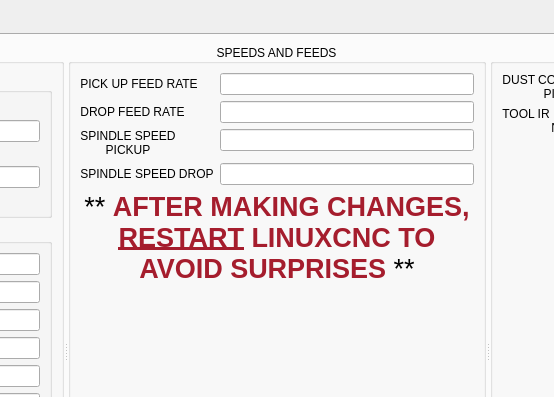
First picture: the form in configs/myprintnc/qtvcp/rapidchange.ui, repository KennethThompson/printnc_qtdragon_hd_config, before the edit; both pictures show x 367 to 921 and y 0 to 397 of the 1248 by 678 pixel window.
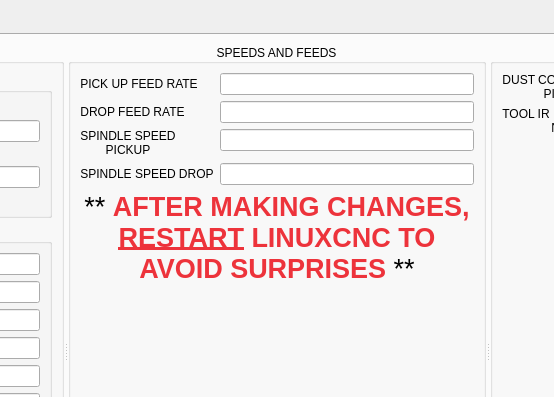
Second picture: the form after the edit. Custom widgets are drawn as their Qt base class.

The edit to the form file:
```diff
--- a/configs/myprintnc/qtvcp/rapidchange.ui
+++ b/configs/myprintnc/qtvcp/rapidchange.ui
@@ -1241,7 +1241,7 @@
             <item row="4" column="0" colspan="2">
              <widget class="QLabel" name="label">
               <property name="text">
-               <string>&lt;html&gt;&lt;head/&gt;&lt;body&gt;&lt;p align=&quot;center&quot;&gt;&lt;span style=&quot; font-size:20pt;&quot;&gt;** &lt;/span&gt;&lt;span style=&quot; font-size:20pt; font-weight:600; color:#a51d2d;&quot;&gt;AFTER MAKING CHANGES, &lt;/span&gt;&lt;span style=&quot; font-size:20pt; font-weight:600; text-decoration: underline; color:#a51d2d;&quot;&gt;RESTART&lt;/span&gt;&lt;span style=&quot; font-size:20pt; font-weight:600; color:#a51d2d;&quot;&gt; LINUXCNC TO AVOID SURPRISES&lt;/span&gt;&lt;span style=&quot; font-size:20pt;&quot;&gt; **&lt;/span&gt;&lt;/p&gt;&lt;/body&gt;&lt;/html&gt;</string>
+               <string>&lt;html&gt;&lt;head/&gt;&lt;body&gt;&lt;p align=&quot;center&quot;&gt;&lt;span style=&quot; font-size:20pt;&quot;&gt;** &lt;/span&gt;&lt;span style=&quot; font-size:20pt; font-weight:600; color:#ed333b;&quot;&gt;AFTER MAKING CHANGES, &lt;/span&gt;&lt;span style=&quot; font-size:20pt; font-weight:600; text-decoration: underline; color:#ed333b;&quot;&gt;RESTART&lt;/span&gt;&lt;span style=&quot; font-size:20pt; font-weight:600; color:#ed333b;&quot;&gt; LINUXCNC TO AVOID SURPRISES&lt;/span&gt;&lt;span style=&quot; font-size:20pt;&quot;&gt; **&lt;/span&gt;&lt;/p&gt;&lt;/body&gt;&lt;/html&gt;</string>
               </property>
               <property name="wordWrap">
                <bool>true</bool>
```
